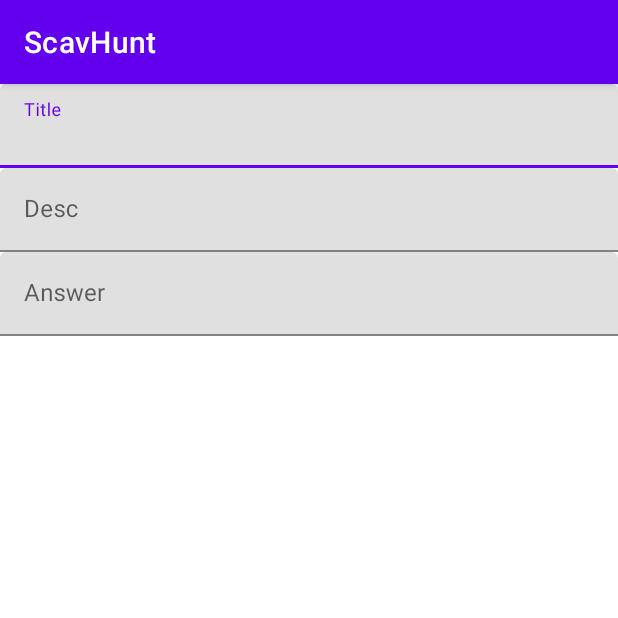
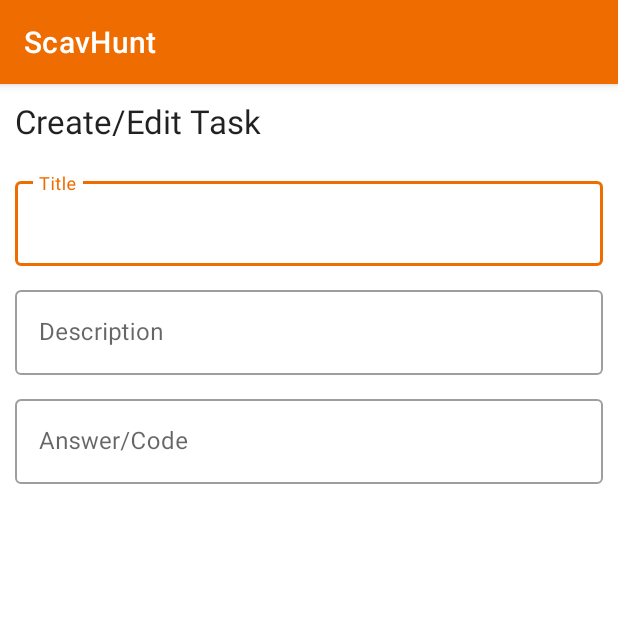
Before and after one commit to Andre-V/ScavHunt, an Android app: the CreateScavItemActivity screen opened directly, with no data from a screen before it, on a phone screen of 412 x 824 dp, the top half of it. Run offline under Robolectric (Android 15) with nearby library versions, the phone set to English and light mode, and no system bars; our stand-ins replace Room's generated code.

Commit message:
use strings.xml values instead of hardcoded strings and add icons to bottom navigation bar

```diff
--- a/app/src/main/java/com/example/scavhunt/AnswerTaskActivity.kt
+++ b/app/src/main/java/com/example/scavhunt/AnswerTaskActivity.kt
@@ -26,12 +26,12 @@ class AnswerTaskActivity : AppCompatActivity() {
             answerButton.setOnClickListener {
                 if (answerInput.editText?.text.toString() == item.answer) {
                     answerInput.error = null
-                    answerInput.hint = "Correct!"
+                    answerInput.hint = getString(R.string.answer_task_hint_correct)
                     item.completed = true
                 }
                 else {
-                    answerInput.error = "Incorrect answer"
-                    answerInput.hint = "Input answer"
+                    answerInput.error = getString(R.string.answer_task_error)
+                    answerInput.hint = getString(R.string.answer_task_hint_default)
                     item.completed = false
                 }
             }
--- a/app/src/main/res/layout/activity_create_scav_item.xml
+++ b/app/src/main/res/layout/activity_create_scav_item.xml
@@ -7,11 +7,24 @@
     android:orientation="vertical"
     tools:context=".CreateScavItemActivity">
 
+    <TextView
+        android:id="@+id/item_text_view_title"
+        android:layout_width="match_parent"
+        android:layout_height="wrap_content"
+        android:layout_margin="10dp"
+        android:text="@string/create_task_title"
+        android:textAppearance="@style/TextAppearance.AppCompat.Large" />
+
     <com.google.android.material.textfield.TextInputLayout
         android:id="@+id/item_text_input_layout_title"
+        style="@style/Widget.MaterialComponents.TextInputLayout.OutlinedBox"
         android:layout_width="match_parent"
         android:layout_height="wrap_content"
-        android:hint="Title">
+        android:layout_marginStart="10dp"
+        android:layout_marginTop="10dp"
+        android:layout_marginEnd="10dp"
+        android:layout_marginBottom="5dp"
+        android:hint="@string/create_task_hint_title">
 
         <com.google.android.material.textfield.TextInputEditText
             android:layout_width="match_parent"
@@ -20,9 +33,14 @@
 
     <com.google.android.material.textfield.TextInputLayout
         android:id="@+id/item_text_input_layout_desc"
+        style="@style/Widget.MaterialComponents.TextInputLayout.OutlinedBox"
         android:layout_width="match_parent"
         android:layout_height="wrap_content"
-        android:hint="Desc">
+        android:layout_marginStart="10dp"
+        android:layout_marginTop="5dp"
+        android:layout_marginEnd="10dp"
+        android:layout_marginBottom="5dp"
+        android:hint="@string/create_task_hint_description">
 
         <com.google.android.material.textfield.TextInputEditText
             android:layout_width="match_parent"
@@ -31,9 +49,14 @@
 
     <com.google.android.material.textfield.TextInputLayout
         android:id="@+id/item_text_input_layout_answer"
+        style="@style/Widget.MaterialComponents.TextInputLayout.OutlinedBox"
         android:layout_width="match_parent"
         android:layout_height="wrap_content"
-        android:hint="Answer">
+        android:layout_marginStart="10dp"
+        android:layout_marginTop="5dp"
+        android:layout_marginEnd="10dp"
+        android:layout_marginBottom="10dp"
+        android:hint="@string/create_task_hint_answer">
 
         <com.google.android.material.textfield.TextInputEditText
             android:layout_width="match_parent"
--- a/app/src/main/res/values/colors.xml
+++ b/app/src/main/res/values/colors.xml
@@ -1,10 +1,10 @@
 <?xml version="1.0" encoding="utf-8"?>
 <resources>
-    <color name="purple_200">#FFBB86FC</color>
-    <color name="purple_500">#FF6200EE</color>
-    <color name="purple_700">#FF3700B3</color>
-    <color name="teal_200">#FF03DAC5</color>
-    <color name="teal_700">#FF018786</color>
+    <color name="purple_200">#ff9d3f</color>
+    <color name="purple_500">#ef6c00</color>
+    <color name="purple_700">#b53d00</color>
+    <color name="teal_200">#ffa726</color>
+    <color name="teal_700">#c77800</color>
     <color name="black">#FF000000</color>
     <color name="white">#FFFFFFFF</color>
     <!-- User defined colours -->
--- a/app/src/main/res/values/strings.xml
+++ b/app/src/main/res/values/strings.xml
@@ -8,4 +8,18 @@
     <string name="row_play_hunt">Play</string>
     <string name="row_edit_hunt">Ed</string>
     <string name="row_delete_hunt">Del</string>
+    <string name="answer_task_hint_default">Input answer</string>
+    <string name="answer_task_hint_correct">Correct answer!</string>
+    <string name="answer_task_error">Incorrect answer</string>
+    <string name="answer_task_check_answer">CHECK ANSWER</string>
+    <string name="answer_task_qr">USE QR SCANNER</string>
+    <string name="create_task_hint_title">Title</string>
+    <string name="create_task_hint_description">Description</string>
+    <string name="create_task_hint_answer">Answer/Code</string>
+    <string name="create_task_title">Create/Edit Task</string>
+    <string name="create_hunt_title">Create/Edit Scavenger Hunt</string>
+    <string name="create_hunt_button_reset">Reset</string>
+    <string name="create_hunt_button_submit">Save</string>
+    <string name="create_hunt_hint_title">Scavenger Hunt Title</string>
+    <string name="play_hunt_title">Your Scavenger Hunts</string>
 </resources>
```
Also changed, not shown: app/src/main/res/drawable/ic_home_black_24dp.xml (added, +9 -0 lines), app/src/main/res/layout/activity_answer_task.xml (+3 -17 lines), app/src/main/res/layout/fragment_create_hunt.xml (+19 -4 lines), app/src/main/res/layout/fragment_play_hunt.xml (+8 -0 lines), app/src/main/res/menu/activity_main_menu.xml (+6 -3 lines).
